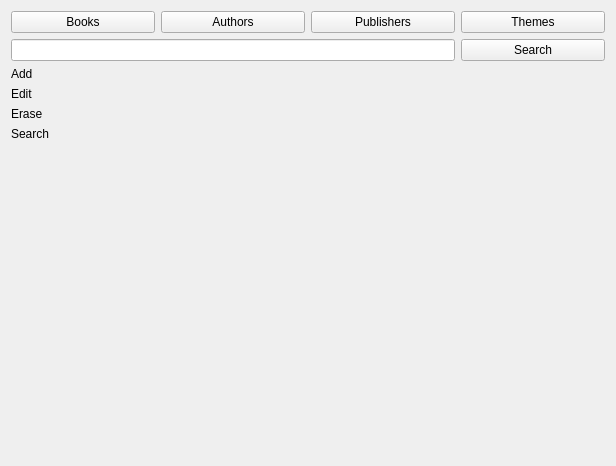
Before: the Qt Designer form src/gui/UI/OperationsWidget.ui in jgastal/plivros, drawn with Qt 5.
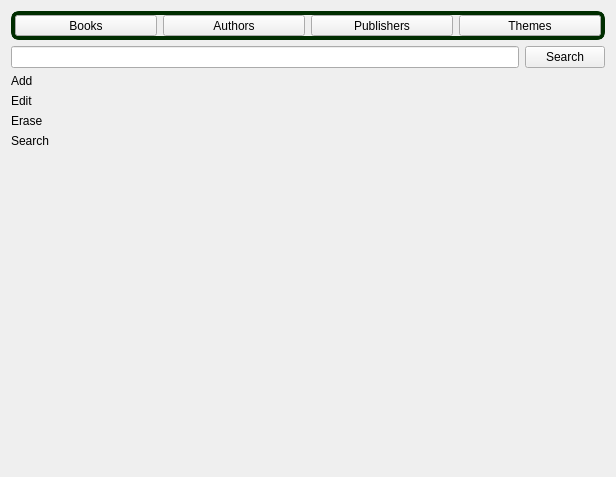
After: the same form once the commit is applied.

Commit message: Moved a lot of code from MainWindow to OperationsWidget. OperationsWidget is still far from ready.

```diff
--- a/src/gui/UI/OperationsWidget.ui
+++ b/src/gui/UI/OperationsWidget.ui
@@ -7,46 +7,113 @@
     <x>0</x>
     <y>0</y>
     <width>616</width>
-    <height>466</height>
+    <height>477</height>
    </rect>
   </property>
   <property name="windowTitle">
    <string>Form</string>
   </property>
   <layout class="QGridLayout" name="gridLayout">
-   <item row="0" column="0">
-    <widget class="QPushButton" name="bookPushButton">
-     <property name="text">
-      <string>Books</string>
+   <item row="0" column="0" colspan="3">
+    <widget class="QFrame" name="sectionFrame">
+     <property name="styleSheet">
+      <string notr="true">QFrame#sectionFrame
+{
+	border: 4px solid rgb(0, 45, 0); 
+	border-radius: 8px;
+}</string>
      </property>
-    </widget>
-   </item>
-   <item row="0" column="1">
-    <widget class="QPushButton" name="authorPushButton">
-     <property name="text">
-      <string>Authors</string>
+     <property name="frameShape">
+      <enum>QFrame::StyledPanel</enum>
      </property>
-    </widget>
-   </item>
-   <item row="0" column="2">
-    <widget class="QPushButton" name="publisherPushButton">
-     <property name="text">
-      <string>Publishers</string>
+     <property name="frameShadow">
+      <enum>QFrame::Raised</enum>
      </property>
-    </widget>
-   </item>
-   <item row="0" column="3">
-    <widget class="QPushButton" name="themePushButton">
-     <property name="text">
-      <string>Themes</string>
+     <property name="lineWidth">
+      <number>0</number>
      </property>
+     <layout class="QHBoxLayout" name="horizontalLayout">
+      <property name="margin">
+       <number>0</number>
+      </property>
+      <item>
+       <widget class="QToolButton" name="bookToolButton">
+        <property name="sizePolicy">
+         <sizepolicy hsizetype="Expanding" vsizetype="Fixed">
+          <horstretch>0</horstretch>
+          <verstretch>0</verstretch>
+         </sizepolicy>
+        </property>
+        <property name="text">
+         <string>Books</string>
+        </property>
+        <property name="checkable">
+         <bool>true</bool>
+        </property>
+       </widget>
+      </item>
+      <item>
+       <widget class="QToolButton" name="authorToolButton">
+        <property name="sizePolicy">
+         <sizepolicy hsizetype="Expanding" vsizetype="Fixed">
+          <horstretch>0</horstretch>
+          <verstretch>0</verstretch>
+         </sizepolicy>
+        </property>
+        <property name="text">
+         <string>Authors</string>
+        </property>
+        <property name="checkable">
+         <bool>true</bool>
+        </property>
+       </widget>
+      </item>
+      <item>
+       <widget class="QToolButton" name="publisherToolButton">
+        <property name="sizePolicy">
+         <sizepolicy hsizetype="Expanding" vsizetype="Fixed">
+          <horstretch>0</horstretch>
+          <verstretch>0</verstretch>
+         </sizepolicy>
+        </property>
+        <property name="text">
+         <string>Publishers</string>
+        </property>
+        <property name="checkable">
+         <bool>true</bool>
+        </property>
+       </widget>
+      </item>
+      <item>
+       <widget class="QToolButton" name="themeToolButton">
+        <property name="sizePolicy">
+         <sizepolicy hsizetype="Expanding" vsizetype="Fixed">
+          <horstretch>0</horstretch>
+          <verstretch>0</verstretch>
+         </sizepolicy>
+        </property>
+        <property name="text">
+         <string>Themes</string>
+        </property>
+        <property name="checkable">
+         <bool>true</bool>
+        </property>
+       </widget>
+      </item>
+     </layout>
     </widget>
    </item>
-   <item row="1" column="0" colspan="3">
+   <item row="1" column="0" colspan="2">
     <widget class="QLineEdit" name="searchLineEdit"/>
    </item>
-   <item row="1" column="3">
+   <item row="1" column="2">
     <widget class="QPushButton" name="searchPushButton">
+     <property name="sizePolicy">
+      <sizepolicy hsizetype="Fixed" vsizetype="Fixed">
+       <horstretch>0</horstretch>
+       <verstretch>0</verstretch>
+      </sizepolicy>
+     </property>
      <property name="text">
       <string>Search</string>
      </property>
@@ -54,16 +121,50 @@
    </item>
    <item row="2" column="0">
     <widget class="QLabel" name="addLabel">
+     <property name="sizePolicy">
+      <sizepolicy hsizetype="Minimum" vsizetype="Preferred">
+       <horstretch>0</horstretch>
+       <verstretch>0</verstretch>
+      </sizepolicy>
+     </property>
+     <property name="maximumSize">
+      <size>
+       <width>55</width>
+       <height>16777215</height>
+      </size>
+     </property>
      <property name="text">
       <string>Add</string>
      </property>
     </widget>
    </item>
-   <item row="2" column="1" rowspan="5" colspan="3">
-    <widget class="QWidget" name="formWidget" native="true"/>
+   <item row="2" column="1" rowspan="5" colspan="2">
+    <widget class="QWidget" name="formWidget" native="true">
+     <property name="sizePolicy">
+      <sizepolicy hsizetype="Expanding" vsizetype="Expanding">
+       <horstretch>0</horstretch>
+       <verstretch>0</verstretch>
+      </sizepolicy>
+     </property>
+     <property name="styleSheet">
+      <string notr="true"/>
+     </property>
+    </widget>
    </item>
    <item row="3" column="0">
     <widget class="QLabel" name="editLabel">
+     <property name="sizePolicy">
+      <sizepolicy hsizetype="Minimum" vsizetype="Preferred">
+       <horstretch>0</horstretch>
+       <verstretch>0</verstretch>
+      </sizepolicy>
+     </property>
+     <property name="maximumSize">
+      <size>
+       <width>55</width>
+       <height>16777215</height>
+      </size>
+     </property>
      <property name="text">
       <string>Edit</string>
      </property>
@@ -71,6 +172,18 @@
    </item>
    <item row="4" column="0">
     <widget class="QLabel" name="eraseLabel">
+     <property name="sizePolicy">
+      <sizepolicy hsizetype="Minimum" vsizetype="Preferred">
+       <horstretch>0</horstretch>
+       <verstretch>0</verstretch>
+      </sizepolicy>
+     </property>
+     <property name="maximumSize">
+      <size>
+       <width>55</width>
+       <height>16777215</height>
+      </size>
+     </property>
      <property name="text">
       <string>Erase</string>
      </property>
@@ -78,6 +191,18 @@
    </item>
    <item row="5" column="0">
     <widget class="QLabel" name="searchLabel">
+     <property name="sizePolicy">
+      <sizepolicy hsizetype="Minimum" vsizetype="Preferred">
+       <horstretch>0</horstretch>
+       <verstretch>0</verstretch>
+      </sizepolicy>
+     </property>
+     <property name="maximumSize">
+      <size>
+       <width>55</width>
+       <height>16777215</height>
+      </size>
+     </property>
      <property name="text">
       <string>Search</string>
      </property>
@@ -90,7 +215,7 @@
      </property>
      <property name="sizeHint" stdset="0">
       <size>
-       <width>20</width>
+       <width>51</width>
        <height>292</height>
       </size>
      </property>
```
The commit also changes 5 other files.
